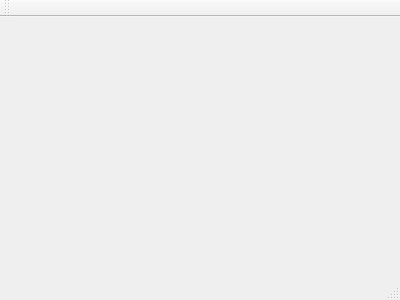
Gaara-ops/QtProject, file LogAnalysis/mainwindow.ui: the form before one commit.
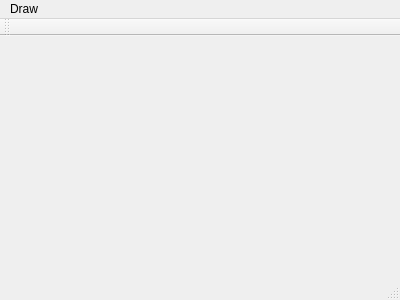
The form after the commit.

Patch:
```diff
--- a/LogAnalysis/mainwindow.ui
+++ b/LogAnalysis/mainwindow.ui
@@ -12,13 +12,40 @@
   <property name="windowTitle" >
    <string>MainWindow</string>
   </property>
-  <widget class="QMenuBar" name="menuBar" />
-  <widget class="QToolBar" name="mainToolBar" />
-  <widget class="QWidget" name="centralWidget" />
-  <widget class="QStatusBar" name="statusBar" />
+  <widget class="QWidget" name="centralWidget"/>
+  <widget class="QMenuBar" name="menuBar">
+   <property name="geometry">
+    <rect>
+     <x>0</x>
+     <y>0</y>
+     <width>400</width>
+     <height>23</height>
+    </rect>
+   </property>
+   <widget class="QMenu" name="menuDraw">
+    <property name="title">
+     <string>Draw</string>
+    </property>
+    <addaction name="actionCurve"/>
+   </widget>
+   <addaction name="menuDraw"/>
+  </widget>
+  <widget class="QToolBar" name="mainToolBar">
+   <attribute name="toolBarArea">
+    <enum>TopToolBarArea</enum>
+   </attribute>
+   <attribute name="toolBarBreak">
+    <bool>false</bool>
+   </attribute>
+  </widget>
+  <widget class="QStatusBar" name="statusBar"/>
+  <action name="actionCurve">
+   <property name="text">
+    <string>Curve</string>
+   </property>
+  </action>
  </widget>
- <layoutDefault spacing="6" margin="11" />
- <pixmapfunction></pixmapfunction>
+ <layoutdefault spacing="6" margin="11"/>
  <resources/>
  <connections/>
 </ui>
```
Left out of the diff: 7 changed lines with no effect on the pictures.
